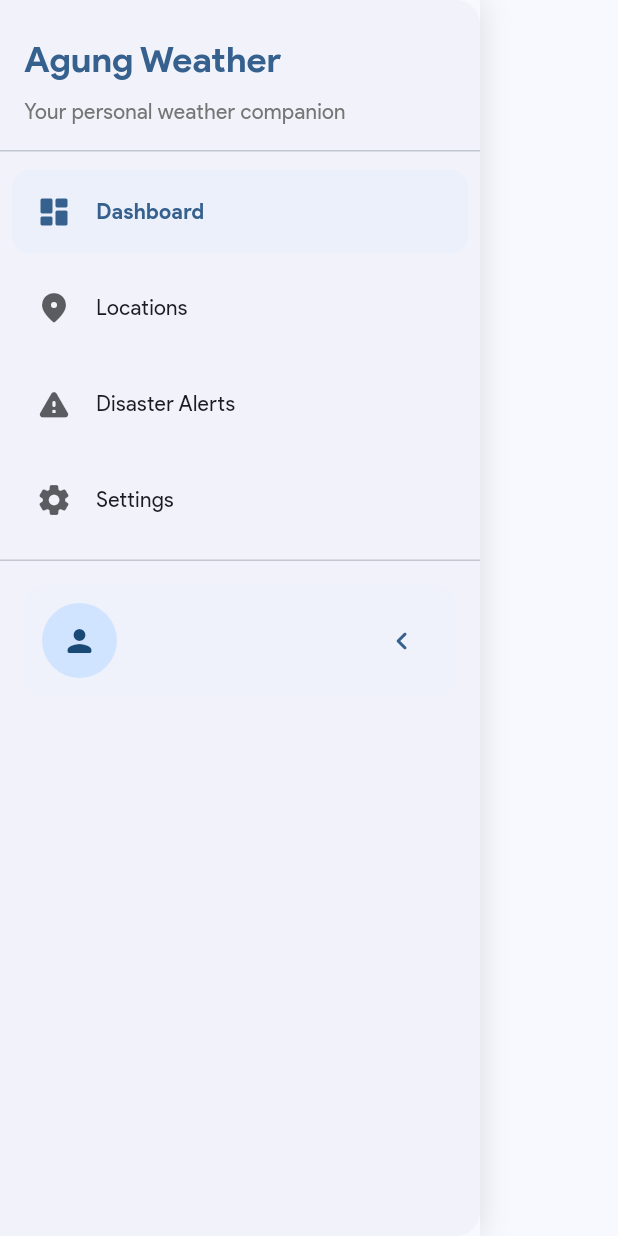
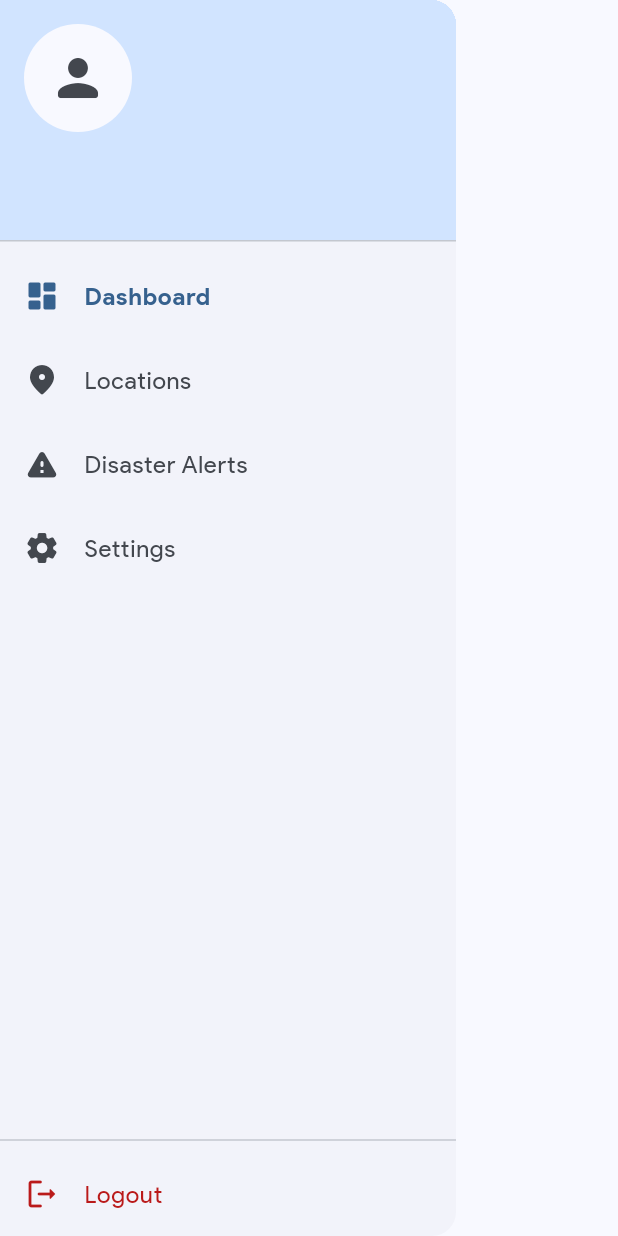
Before and after one commit to Anakagung2009-bit/agung_weather, a Flutter app: the CustomNavigationDrawer widget shown alone on an empty page, opened directly with empty values, on a phone screen of 412 x 824 dp. Run offline on Flutter 3.47's test engine with Material 3 defaults, Android fonts, the phone set to English and light mode, and no system bars; drawn by our look-alikes of dynamic_color; our stand-ins replace cached_network_image, device_info_plus, firebase_auth, firebase_core, firebase_database, flutter_animate and 10 more; missing offline and left inert: home_widget; accounts and stored records are empty; network calls fail.

Commit message:
bug fixed

```diff
--- a/lib/utils/localization.dart
+++ b/lib/utils/localization.dart
@@ -162,6 +162,9 @@ class Localization {
       "date": "Date",
       "coordinates": "Coordinates",
 
+      "login_with_google": "Login with Google",
+      "or": "or",
+
     },
 
 
@@ -315,6 +318,9 @@ class Localization {
       "date": "Tanggal",
       "coordinates": "Koordinat",
 
+      "login_with_google": "Masuk dengan Google",
+      "or": "atau",
+
     }
   };
 
--- a/lib/widgets/sidebar.dart
+++ b/lib/widgets/sidebar.dart
@@ -2,25 +2,18 @@ import 'package:flutter/material.dart';
 import 'package:firebase_auth/firebase_auth.dart';
 import '../services/auth_service.dart';
 import '../constants/app_constants.dart';
-import '../utils/localization.dart'; // Tambahkan import localization
+import '../utils/localization.dart';
 
-class CustomNavigationDrawer extends StatefulWidget {
+class CustomNavigationDrawer extends StatelessWidget {
   final int currentIndex;
   final Function(int) onTap;
+  final AuthService _authService = AuthService();
 
-  const CustomNavigationDrawer({
+  CustomNavigationDrawer({
     Key? key,
     required this.currentIndex,
     required this.onTap,
   }) : super(key: key);
-
-  @override
-  _CustomNavigationDrawerState createState() => _CustomNavigationDrawerState();
-}
-
-class _CustomNavigationDrawerState extends State<CustomNavigationDrawer> {
-  bool _isExpanded = true;
-  final AuthService _authService = AuthService();
 
   @override
   Widget build(BuildContext context) {
@@ -29,95 +22,69 @@ class _CustomNavigationDrawerState extends State<CustomNavigationDrawer> {
       builder: (context, snapshot) {
         final user = snapshot.data;
         final colorScheme = Theme.of(context).colorScheme;
+        final textTheme = Theme.of(context).textTheme;
 
-        return AnimatedContainer(
-          duration: const Duration(milliseconds: 300),
-          curve: Curves.easeInOutCubic,
-          width: _isExpanded ? 320 : 80,
-          decoration: BoxDecoration(
-            color: colorScheme.surface,
-            boxShadow: [
-              BoxShadow(
-                color: Colors.black.withOpacity(0.1),
-                blurRadius: 15,
-                offset: const Offset(2, 0),
-              ),
-            ],
-          ),
-          child: NavigationDrawer(
-            selectedIndex: widget.currentIndex,
-            onDestinationSelected: widget.onTap,
+        return Drawer(
+          child: SafeArea(
+            child: Column(
+              children: [
+                Expanded(
+                  child: ListView(
+                    padding: EdgeInsets.zero,
                     children: <Widget>[
                       // Header Drawer
-              AnimatedSwitcher(
-                duration: const Duration(milliseconds: 300),
-                child: _isExpanded
-                    ? Column(
-                  key: ValueKey('expanded'),
-                  crossAxisAlignment: CrossAxisAlignment.start,
-                  children: [
-                    Padding(
-                      padding: const EdgeInsets.fromLTRB(16, 24, 16, 0),
-                      child: Text(
-                        AppConstants.appName,
-                        style: Theme.of(context)
-                            .textTheme
-                            .headlineSmall
-                            ?.copyWith(
+                      UserAccountsDrawerHeader(
+                        decoration: BoxDecoration(
+                          color: colorScheme.primaryContainer,
+                        ),
+                        accountName: Text(
+                          user?.displayName ?? context.translate('user'),
+                          style: textTheme.titleMedium?.copyWith(
+                            color: colorScheme.onPrimaryContainer,
                             fontWeight: FontWeight.bold,
-                          color: colorScheme.primary,
                           ),
                         ),
-                    ),
-                    Padding(
-                      padding: const EdgeInsets.fromLTRB(16, 8, 16, 16),
-                      child: Text(
-                        context.translate('app_tagline'),
-                        style: Theme.of(context)
-                            .textTheme
-                            .bodyMedium
-                            ?.copyWith(
-                          color: Colors.grey[600],
+                        accountEmail: Text(
+                          user?.email ?? context.translate('not_logged_in'),
+                          style: textTheme.bodyMedium?.copyWith(
+                            color: colorScheme.onPrimaryContainer.withOpacity(0.8),
                           ),
                         ),
-                    ),
-                    const Divider(height: 1),
-                  ],
+                        currentAccountPicture: CircleAvatar(
+                          backgroundColor: colorScheme.surface,
+                          backgroundImage: user?.photoURL != null
+                              ? NetworkImage(user!.photoURL!)
+                              : null,
+                          child: user?.photoURL == null
+                              ? Icon(
+                            Icons.person_rounded,
+                            color: colorScheme.onSurfaceVariant,
+                            size: 40,
                           )
-                    : Center(
-                  key: ValueKey('collapsed'),
-                  child: Image.asset(
-                    'assets/logoweather.png',
-                    width: 50,
-                    height: 50,
-                  ),
+                              : null,
                         ),
                       ),
 
-              // Navigation Items dengan hover effect
-              Padding(
-                padding: const EdgeInsets.symmetric(vertical: 8.0),
-                child: Column(
-                  children: [
-                    _buildNavigationItem(
+                      // Navigation Items
+                      _buildNavItem(
                         context,
                         index: 0,
                         icon: Icons.dashboard_rounded,
                         label: context.translate('dashboard'),
                       ),
-                    _buildNavigationItem(
+                      _buildNavItem(
                         context,
                         index: 1,
                         icon: Icons.location_on_rounded,
                         label: context.translate('locations'),
                       ),
-                    _buildNavigationItem(
+                      _buildNavItem(
                         context,
-                      index: 3, // Sesuaikan index
+                        index: 3,
                         icon: Icons.warning_rounded,
-                      label: context.translate('disaster_alerts'), // Tambahkan translasi
+                        label: context.translate('disaster_alerts'),
                       ),
-                    _buildNavigationItem(
+                      _buildNavItem(
                         context,
                         index: 2,
                         icon: Icons.settings_rounded,
@@ -127,133 +94,57 @@ class _CustomNavigationDrawerState extends State<CustomNavigationDrawer> {
                   ),
                 ),
 
-              const Spacer(),
-              const Divider(height: 1),
+                const Divider(),
 
-              // Bottom Section dengan desain modern
-              AnimatedSwitcher(
-                duration: const Duration(milliseconds: 300),
-                child: _isExpanded
-                    ? Padding(
-                  key: ValueKey('expanded_bottom'),
-                  padding: const EdgeInsets.all(16),
-                  child: Container(
-                    decoration: BoxDecoration(
-                      color: colorScheme.primaryContainer.withOpacity(0.1),
-                      borderRadius: BorderRadius.circular(12),
+                // Logout
+                ListTile(
+                  leading: Icon(
+                    Icons.logout_rounded,
+                    color: colorScheme.error,
                   ),
-                    padding: const EdgeInsets.all(12),
-                    child: Row(
-                      children: [
-                        CircleAvatar(
-                          radius: 25,
-                          backgroundColor: colorScheme.primaryContainer,
-                          backgroundImage: user?.photoURL != null
-                              ? NetworkImage(user!.photoURL!)
-                              : null,
-                          child: user?.photoURL == null
-                              ? Icon(
-                            Icons.person_rounded,
-                            color: colorScheme.onPrimaryContainer,
-                          )
-                              : null,
+                  title: Text(
+                    context.translate('logout'),
+                    style: TextStyle(color: colorScheme.error),
                   ),
-                        const SizedBox(width: 16),
-                        Expanded(
-                          child: Column(
-                            crossAxisAlignment: CrossAxisAlignment.start,
-                            children: [
-                              Text(
-                                user?.displayName ?? context.translate('user'),
-                                style: Theme.of(context)
-                                    .textTheme
-                                    .bodyMedium
-                                    ?.copyWith(
-                                  fontWeight: FontWeight.bold,
-                                ),
-                              ),
-                              Text(
-                                user?.email ?? context.translate('not_logged_in'),
-                                style: Theme.of(context)
-                                    .textTheme
-                                    .bodySmall
-                                    ?.copyWith(
-                                  color: Colors.grey[600],
-                                ),
+                  onTap: () => _authService.signOut(),
                 ),
               ],
             ),
-                        ),
-                        IconButton(
-                          icon: Icon(
-                            Icons.chevron_left_rounded,
-                            color: colorScheme.primary,
-                          ),
-                          onPressed: () =>
-                              setState(() => _isExpanded = false),
-                        ),
-                      ],
-                    ),
-                  ),
-                )
-                    : Padding(
-                  key: ValueKey('collapsed_bottom'),
-                  padding: const EdgeInsets.symmetric(vertical: 8),
-                  child: IconButton(
-                    icon: Icon(
-                      Icons.chevron_right_rounded,
-                      color: colorScheme.primary,
-                    ),
-                    onPressed: () =>
-                        setState(() => _isExpanded = true),
-                  ),
-                ),
-              ),
-            ],
           ),
         );
       },
     );
   }
 
-
-  // Custom widget untuk navigation item dengan efek hover
-  Widget _buildNavigationItem(
+  Widget _buildNavItem(
       BuildContext context, {
         required int index,
         required IconData icon,
         required String label,
       }) {
     final colorScheme = Theme.of(context).colorScheme;
-    final isSelected = widget.currentIndex == index;
+    final textTheme = Theme.of(context).textTheme;
+    final isSelected = currentIndex == index;
 
-    return Container(
-      margin: const EdgeInsets.symmetric(horizontal: 8, vertical: 4),
-      decoration: BoxDecoration(
-        color: isSelected
-            ? colorScheme.primaryContainer.withOpacity(0.2)
-            : Colors.transparent,
-        borderRadius: BorderRadius.circular(12),
-      ),
-      child: ListTile(
-        contentPadding: const EdgeInsets.symmetric(horizontal: 16),
+    return ListTile(
+      selected: isSelected,
+      selectedColor: colorScheme.primary,
       leading: Icon(
         icon,
         color: isSelected
             ? colorScheme.primary
-              : colorScheme.onSurface.withOpacity(0.7),
+            : colorScheme.onSurfaceVariant,
       ),
-        title: _isExpanded
-            ? Text(
+      title: Text(
         label,
-          style: Theme.of(context).textTheme.bodyMedium?.copyWith(
+        style: textTheme.bodyLarge?.copyWith(
+          color: isSelected
+              ? colorScheme.primary
+              : colorScheme.onSurfaceVariant,
           fontWeight: isSelected ? FontWeight.bold : FontWeight.normal,
-            color: isSelected ? colorScheme.primary : colorScheme.onSurface,
         ),
-        )
-            : null,
-        onTap: () => widget.onTap(index),
       ),
+      onTap: () => onTap(index),
     );
   }
 }
--- a/pubspec.yaml
+++ b/pubspec.yaml
@@ -78,6 +78,7 @@ dependencies:
   url_launcher: ^6.3.1
   share_plus: ^10.1.4
   geocoding: ^3.0.0
+  google_sign_in: ^6.2.2
 
 dev_dependencies:
   flutter_test:
@@ -118,6 +119,7 @@ flutter:
     - assets/icons/
     - assets/fonts/
     - assets/logoweather.png
+    - assets/google1.png
 
   # To add assets to your application, add an assets section, like this:
   # assets:
```
Also changed, not shown: assets/google.png (added), assets/google1.png (added), pubspec.lock, 1 other file. Lines whose indentation alone changed are shown as unchanged.
